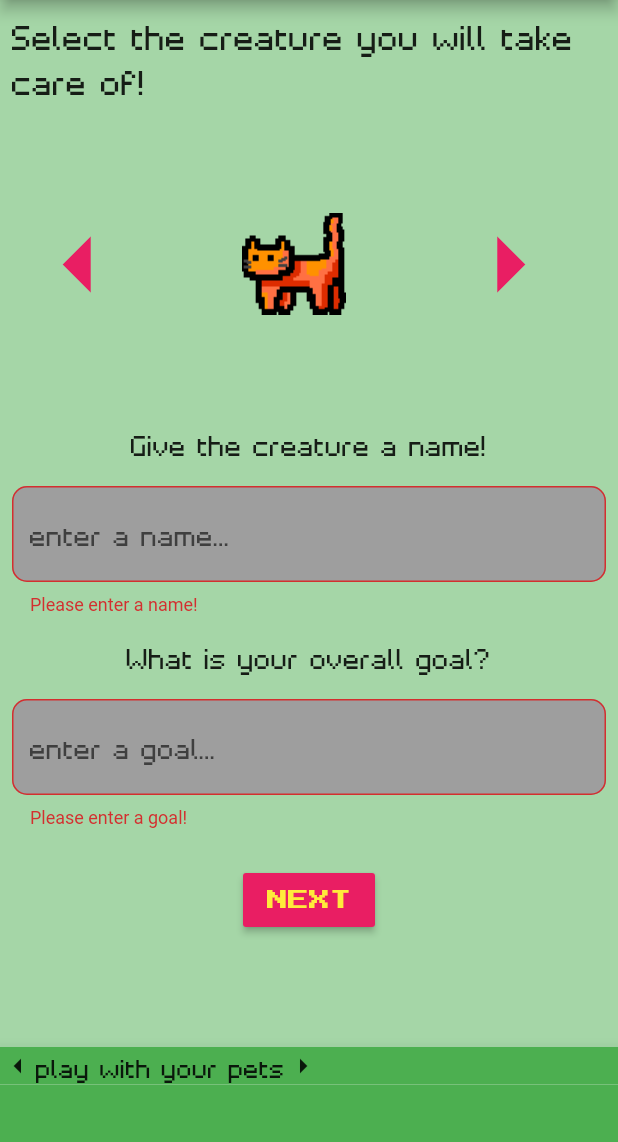
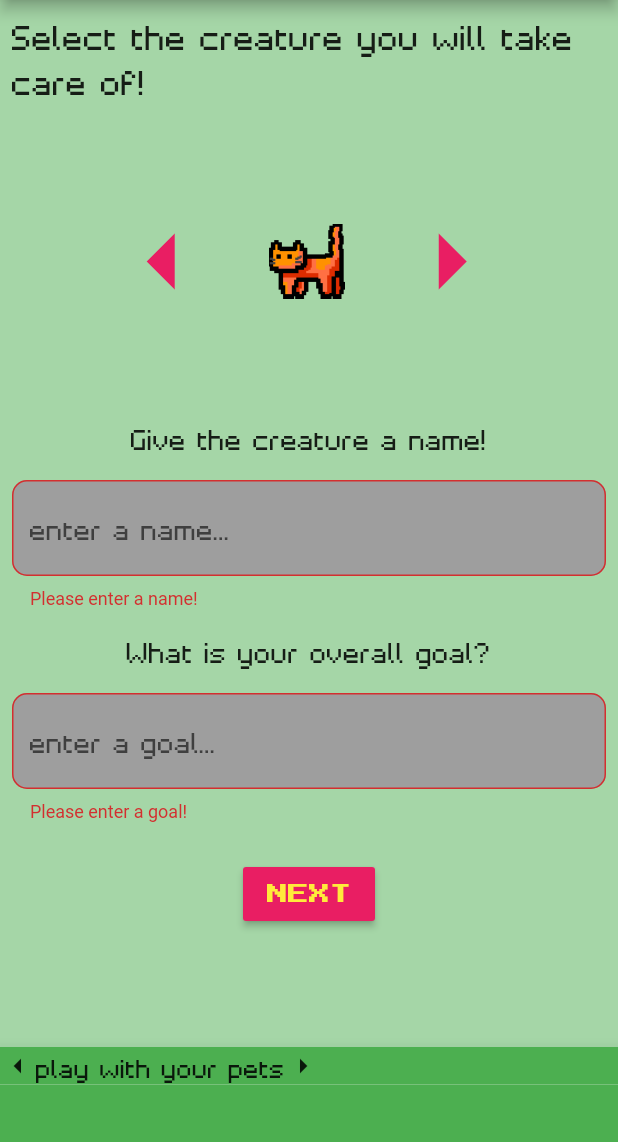
Before and after one commit to HMelesi/needy-new, a Flutter app: the GoalSetter screen opened directly, after a tap on "NEXT", on a phone screen of 412 x 824 dp, the part 84-1226 px from its top. Run offline on Flutter 3.47's test engine with Material 2 defaults, Android fonts, the phone set to English and light mode, and no system bars; drawn by our look-alikes of carousel_slider; our stand-ins replace cloud_firestore, firebase_auth, firebase_messaging, syncfusion_flutter_charts; missing offline and left inert: background_fetch, dart:ffi; accounts and stored records are empty.

Commit message:
[30]/[32]/[21] general fixes (#48)
Co-authored-by: Harriet Melesi <harrietmelesi@harriets-air.lan>

```diff
--- a/lib/Footer.dart
+++ b/lib/Footer.dart
@@ -1,5 +1,6 @@
 import 'package:flutter/material.dart';
 import 'package:cloud_firestore/cloud_firestore.dart';
+import 'package:needy_new/GamePage.dart';
 
 class Footer extends StatelessWidget {
   Footer({this.userId});
@@ -51,31 +52,49 @@ class Footer extends StatelessWidget {
                             DocumentSnapshot goal =
                                 snapshot.data.documents[index];
                             String petType = goal['petType'];
+                            String petName = goal['petName'];
+                            int petHealth = goal['petHealth'];
+                            String goalName = goal['goalName'];
                             return Container(
                                 height: 50.0,
                                 width: 200.0,
                                 margin: const EdgeInsets.only(bottom: 20.0),
-                                child: ListTile(
-                                  title: Text(goal['petName'],
+                                child: FlatButton(
+                                  child: Row(
+                                    children: <Widget>[
+                                      Text(petName,
                                           style: TextStyle(
-                                          color: (goal['petHealth'] == 0)
+                                              color: (petHealth == 0)
                                                   ? Colors.white
-                                              : (goal['petHealth'] > 5)
+                                                  : (petHealth > 5)
                                                       ? Colors.pink
                                                       : Colors.pink[200],
                                               fontFamily: 'PressStart2P',
                                               fontSize: 16)),
-                                  trailing:
                                       Image.asset('images/pixil-$petType.png'),
-                                  onTap: () => {
-                                    (goal['petHealth'] == 0)
+                                    ],
+                                  ),
+                                  onPressed: () {
+                                    print('this is being tapped');
+                                    (petHealth == 0)
                                         ? print(
                                             'this pet is dead, you canot play with dead pets')
-                                        : (goal['petHealth'] > 5)
-                                            ? print(
-                                                'this pet is healthy enough to play!')
+                                        : (petHealth > 5)
+                                            ? Navigator.push(
+                                                context,
+                                                MaterialPageRoute(
+                                                  builder:
+                                                      (BuildContext context) =>
+                                                          GamePage(
+                                                    userId: userId,
+                                                    goalName: goalName,
+                                                    petHealth: petHealth,
+                                                    petType: petType,
+                                                    petName: petName,
+                                                  ),
+                                                ))
                                             : print(
-                                                'this pet is not healthy enough to play right now')
+                                                'this pet is not healthy enough to play right now');
                                   },
                                 ));
                           }
--- a/lib/GoalDate.dart
+++ b/lib/GoalDate.dart
@@ -140,6 +140,9 @@ class _GoalDateFormState extends State<GoalDateForm> {
   }
 
   void addGoalData(date, petName, petType) {
+    if (date == null) {
+      date = DateTime.now().add(new Duration(days: 20000));
+    }
     dbRef
         .collection('users')
         .document(userId)
--- a/lib/GoalSetter.dart
+++ b/lib/GoalSetter.dart
@@ -59,6 +59,7 @@ class _GoalFormState extends State<GoalForm> {
       key: _formKey,
       child: SingleChildScrollView(
         child: Column(
+          mainAxisSize: MainAxisSize.max,
           mainAxisAlignment: MainAxisAlignment.center,
           crossAxisAlignment: CrossAxisAlignment.center,
           children: <Widget>[
@@ -72,11 +73,13 @@ class _GoalFormState extends State<GoalForm> {
                 ),
               ),
             ),
-            Container(
-                alignment: Alignment(0.0, 0.0),
-                height: 200.0,
-                width: 500,
-                child: CarouselDemo(changeCreatureName: changeCreatureName)),
+            Padding(
+              padding: const EdgeInsets.all(8.0),
+              child: Container(
+                  height: 180.0,
+                  width: 300,
+                  child: CarouselDemo(changeCreatureName: changeCreatureName)),
+            ),
             Padding(
               padding: const EdgeInsets.all(8.0),
               child: Text(
--- a/lib/PetCarousel.dart
+++ b/lib/PetCarousel.dart
@@ -33,7 +33,7 @@ class CarouselDemo extends StatelessWidget {
           color: Colors.pink,
         ),
         Container(
-          width: 180,
+          width: 85,
           child: CarouselSlider(
             items: <Widget>[
               Image.asset('images/pixil-cat.png'),
@@ -45,9 +45,7 @@ class CarouselDemo extends StatelessWidget {
             carouselController: buttonCarouselController,
             options: CarouselOptions(
               autoPlay: false,
-              enlargeCenterPage: false,
-              viewportFraction: 0.9,
-              aspectRatio: 2.0,
+              aspectRatio: 1.7,
               initialPage: currentPage,
             ),
           ),
```
Also changed, not shown: lib/GamePage.dart (added, +44 -0 lines), images/pixil-bat.png. Lines whose indentation alone changed are shown as unchanged.
